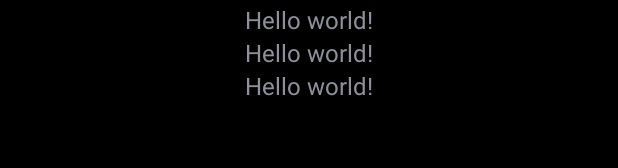
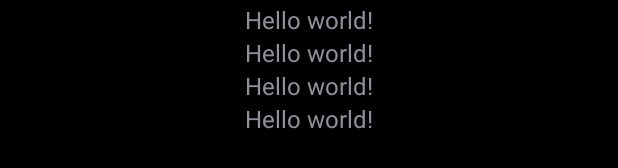
Before and after one commit to yangxipeng321/ADLALeader-Android, an Android app: the layout activity_about.xml on its own in the app's theme, with its tools: preview values and no code run, on a phone screen of 412 x 824 dp. Shown: the part 198-366 px from the top of the screen. Run offline under Robolectric (Android 15) with nearby library versions, the phone set to English and light mode, and no system bars.

Commit message:
show FPGA version in about view

```diff
--- a/app/build.gradle
+++ b/app/build.gradle
@@ -15,8 +15,8 @@ android {
         applicationId "com.adasleader.jason.adasleader"
         minSdkVersion 16
         targetSdkVersion 24
-        versionCode 216091401
-        versionName "1.4.1."
+        versionCode 216092901
+        versionName "1.4.2"
     }
 /*
     compileOptions {
--- a/app/src/main/java/com/adasleader/jason/adasleader/common/Constants.java
+++ b/app/src/main/java/com/adasleader/jason/adasleader/common/Constants.java
@@ -93,6 +93,7 @@ public final class Constants {
     public static final String PREFS_ITEM_MH_SN = "MHSn";
     public static final String PREFS_ITEM_MH_SW_VER = "MHSvVer";
     public static final String PREFS_ITEM_MH_VF_VER = "MHVfVer";
+    public static final String PREFS_ITEM_FPGA_VER = "FPGAVer";
     public static final String PREFS_ITEM_GATE_VER = "GateVer";
 
 
--- a/app/src/main/res/layout/activity_about.xml
+++ b/app/src/main/res/layout/activity_about.xml
@@ -51,4 +51,14 @@
         android:layout_centerHorizontal="true"
         android:layout_below="@id/txtDevVersion"/>
 
+    <TextView
+        android:id="@+id/txtFPGAVersion"
+        android:layout_width="wrap_content"
+        android:layout_height="wrap_content"
+        android:textSize="@dimen/settings_text_size"
+        android:text="@string/hello_world"
+        android:layout_centerHorizontal="true"
+        android:layout_below="@id/txtMHVersion"/>
+
+
 </RelativeLayout>
```
Also changed, not shown: app/src/main/java/com/adasleader/jason/adasleader/AboutActivity.java (+8 -0 lines), app/src/main/java/com/adasleader/jason/adasleader/MainActivity2.java (+9 -0 lines), app/src/main/java/com/adasleader/jason/adasleader/common/MyApplication.java (+7 -0 lines), app/src/main/java/com/adasleader/jason/adasleader/net/Message/MsgClass/Settings/ParameterReadResp.java (+9 -4 lines), 1 other file.
